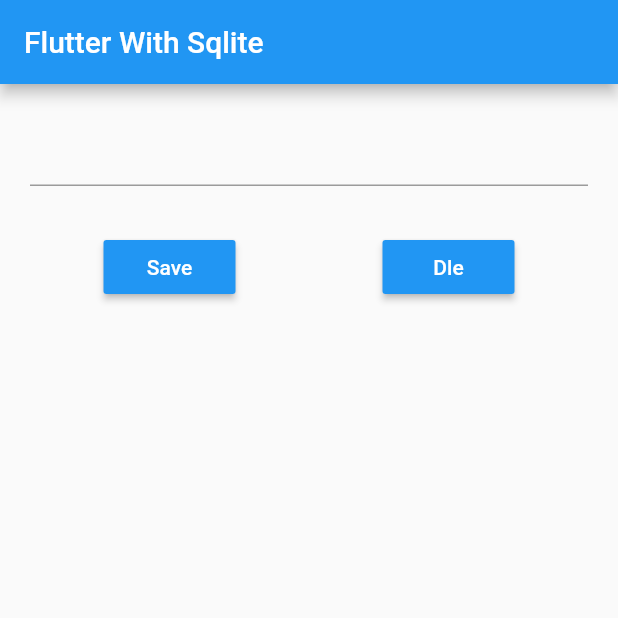
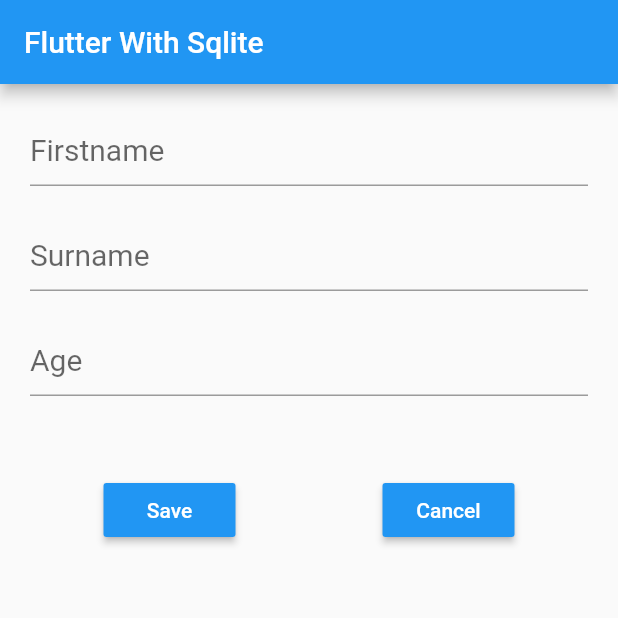
Before and after one commit to SamuelNyarko-lab/flutterwtihsqlite, a Flutter app: the screen it shows after launch, on a phone screen of 412 x 824 dp, the top half of it. Run offline on Flutter 3.47's test engine with Material 2 defaults, Android fonts, the phone set to English and light mode, and no system bars; drawn by our look-alikes of auto_size_text.

Commit message:
Third commit

```diff
--- a/lib/home.dart
+++ b/lib/home.dart
@@ -25,10 +25,37 @@
             child: Column(
               mainAxisAlignment: MainAxisAlignment.center,
               children: [
-                TextFormField(
-                  controller: textEditingController,
-                  style: TextStyle(
-                    color: Colors.blue,
+                SizedBox(
+                  height: 70,
+                  child: TextFormField(
+                    controller: textEditingController,
+                    decoration: InputDecoration(hintText: 'Firstname'),
+                    style: TextStyle(
+                      color: Colors.blue,
+                      fontSize: 20,
+                    ),
+                  ),
+                ),
+                SizedBox(
+                  height: 70,
+                  child: TextFormField(
+                    controller: textEditingController,
+                    decoration: InputDecoration(hintText: 'Surname'),
+                    style: TextStyle(
+                      color: Colors.blue,
+                      fontSize: 20,
+                    ),
+                  ),
+                ),
+                SizedBox(
+                  height: 70,
+                  child: TextFormField(
+                    controller: textEditingController,
+                    decoration: InputDecoration(hintText: 'Age'),
+                    style: TextStyle(
+                      color: Colors.blue,
+                      fontSize: 20,
+                    ),
                   ),
                 ),
                 SizedBox(
@@ -47,7 +74,7 @@
                       color: Colors.blue,
                       textColor: Colors.white,
                       onPressed: () {},
-                      child: AutoSizeText('Dle'),
+                      child: AutoSizeText('Cancel'),
                     ),
                   ],
                 )
--- /dev/null
+++ b/sql/employee.dart
@@ -0,0 +1,19 @@
+class Employee {
+  String firstname, surname;
+  int age, id;
+  Employee(this.id, this.age, this.firstname, this.surname);
+
+  Map<String, dynamic> toMap() {
+    var map = <String, dynamic>{
+      'id': id,
+      'age': age,
+      'firstname': firstname,
+      'surname': surname
+    };
+    return map;
+  }
+
+  // Employee.fromMap(Map<String, dynamic> map){
+  //   id = map['id']
+  // }
+}
```
Also changed, not shown: pubspec.yaml (+2 -6 lines), pubspec.lock, 1 other file.
